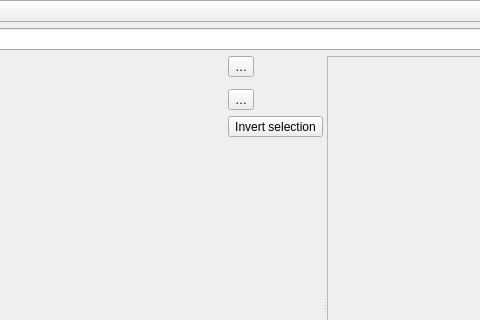
Old version of the form src/ui/qgsattributesformproperties.ui in the repository carsmie/QGIS; both pictures show x 190 to 670 and y 0 to 320 of the 1117 by 556 pixel window.
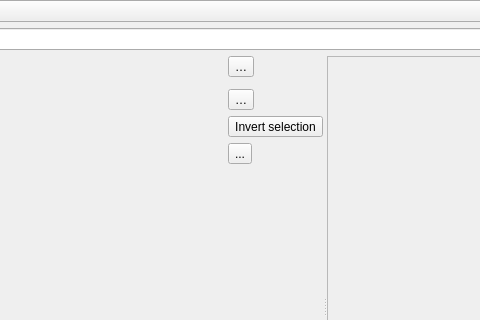
New version of the form. Icons and pictures are not drawn. Custom widgets are drawn as their Qt base class.

Commit message: [feature] Switch between field aliases and names in the Form Layou panel (DnD designer)

```diff
--- a/src/ui/qgsattributesformproperties.ui
+++ b/src/ui/qgsattributesformproperties.ui
@@ -146,7 +146,7 @@
          </property>
         </widget>
        </item>
-       <item row="4" column="2">
+       <item row="5" column="2">
         <spacer name="verticalSpacer">
          <property name="orientation">
           <enum>Qt::Vertical</enum>
@@ -211,6 +211,23 @@
          </property>
         </widget>
        </item>
+       <item row="4" column="2">
+        <widget class="QToolButton" name="mShowAliasesButton">
+         <property name="toolTip">
+          <string>Show field aliases instead of names</string>
+         </property>
+         <property name="text">
+          <string>...</string>
+         </property>
+         <property name="icon">
+          <iconset resource="../../images/images.qrc">
+           <normaloff>:/images/themes/default/mIconFonts.svg</normaloff>:/images/themes/default/mIconFonts.svg</iconset>
+         </property>
+         <property name="checkable">
+          <bool>true</bool>
+         </property>
+        </widget>
+       </item>
       </layout>
      </widget>
      <widget class="QgsScrollArea" name="scrollArea_2">
```
Left out of the diff: 13 changed lines with no effect on the pictures. The commit also changes 4 other files.
